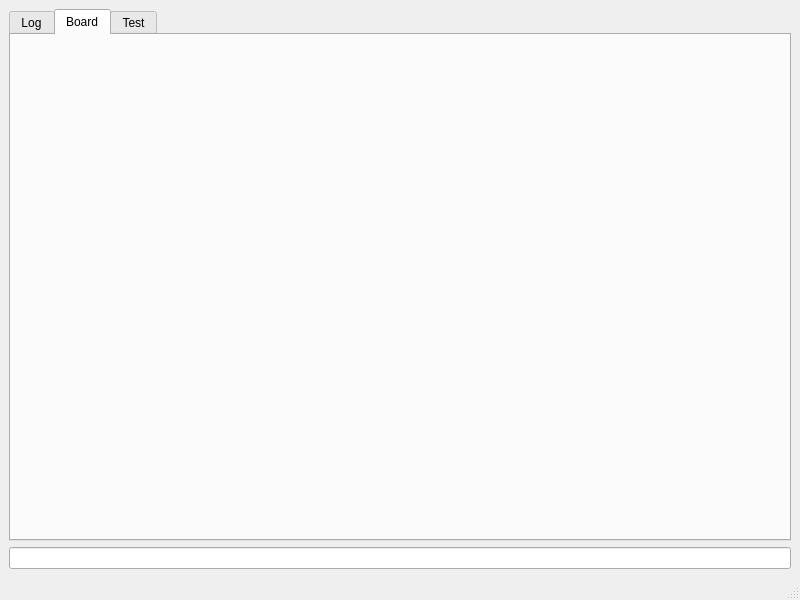
movepointsolutions/kurukshetra, file mainwindow.ui: the form before one commit.
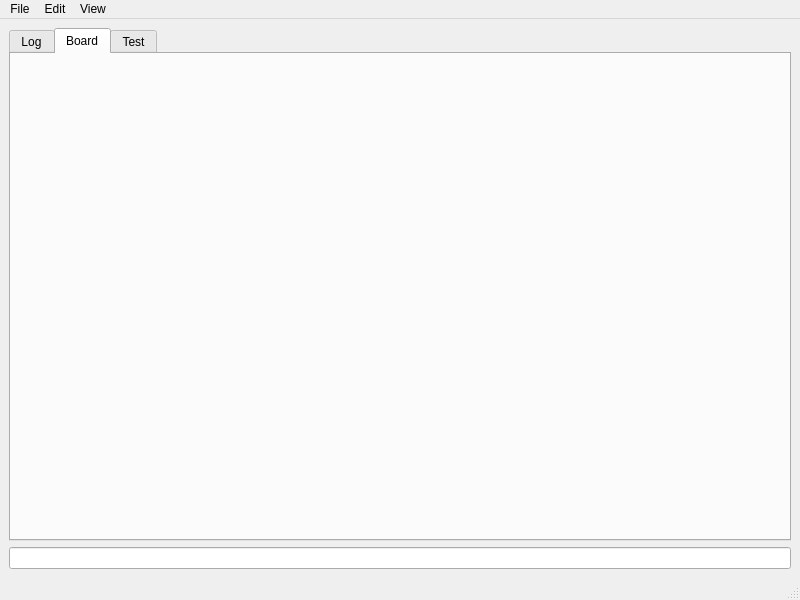
The form after the commit. Custom widgets are drawn as their Qt base class.

Diff of the .ui file:
```diff
--- a/mainwindow.ui
+++ b/mainwindow.ui
@@ -77,9 +77,36 @@
      <height>20</height>
     </rect>
    </property>
+   <widget class="QMenu" name="menuFile">
+    <property name="title">
+     <string>File</string>
+    </property>
+   </widget>
+   <widget class="QMenu" name="menuEdit">
+    <property name="title">
+     <string>Edit</string>
+    </property>
+   </widget>
+   <widget class="QMenu" name="menuView">
+    <property name="title">
+     <string>View</string>
+    </property>
+    <addaction name="actionIDs"/>
+   </widget>
+   <addaction name="menuFile"/>
+   <addaction name="menuEdit"/>
+   <addaction name="menuView"/>
   </widget>
   <widget class="QStatusBar" name="statusbar"/>
  </widget>
+ <customwidgets>
+  <customwidget>
+   <class>TabWidget</class>
+   <extends>QTabWidget</extends>
+   <header>tabwidget.h</header>
+   <container>1</container>
+  </customwidget>
+ </customwidgets>
  <resources/>
  <connections/>
 </ui>
```
Left out of the diff: 7 changed lines with no effect on the pictures.
